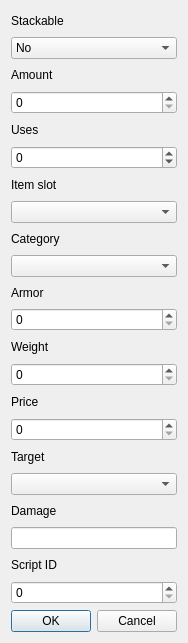
The window that editor/actors/pickable_edit_dlg.ui (lonski/amarlon) describes before a commit, drawn with Qt 5.
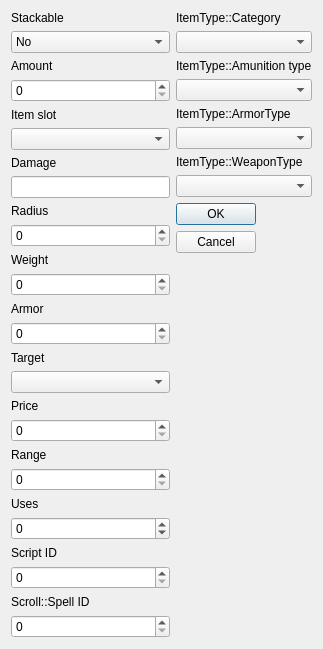
The same window after the commit.

Commit message: editor: pickable,inventory

Diff of the .ui file:
```diff
--- a/editor/actors/pickable_edit_dlg.ui
+++ b/editor/actors/pickable_edit_dlg.ui
@@ -6,14 +6,16 @@
    <rect>
     <x>0</x>
     <y>0</y>
-    <width>184</width>
-    <height>643</height>
+    <width>323</width>
+    <height>599</height>
    </rect>
   </property>
   <property name="windowTitle">
    <string>Dialog</string>
   </property>
-  <layout class="QVBoxLayout" name="verticalLayout">
+  <layout class="QHBoxLayout" name="horizontalLayout">
+   <item>
+    <layout class="QVBoxLayout" name="verticalLayout_2">
    <item>
     <widget class="QLabel" name="label">
      <property name="text">
@@ -45,20 +47,6 @@
    <item>
     <widget class="QSpinBox" name="fAmount"/>
    </item>
-   <item>
-    <widget class="QLabel" name="label_3">
-     <property name="text">
-      <string>Uses</string>
-     </property>
-    </widget>
-   </item>
-   <item>
-    <widget class="QSpinBox" name="fUses">
-     <property name="minimum">
-      <number>-1</number>
-     </property>
-    </widget>
-   </item>
    <item>
     <widget class="QLabel" name="label_4">
      <property name="text">
@@ -70,24 +58,24 @@
     <widget class="QComboBox" name="fItemSlot"/>
    </item>
    <item>
-    <widget class="QLabel" name="label_5">
+      <widget class="QLabel" name="label_10">
      <property name="text">
-      <string>Category</string>
+        <string>Damage</string>
      </property>
     </widget>
    </item>
    <item>
-    <widget class="QComboBox" name="fCategory"/>
+      <widget class="QLineEdit" name="fDamage"/>
    </item>
    <item>
-    <widget class="QLabel" name="label_6">
+      <widget class="QLabel" name="label_13">
      <property name="text">
-      <string>Armor</string>
+        <string>Radius</string>
      </property>
     </widget>
    </item>
    <item>
-    <widget class="QSpinBox" name="fArmor"/>
+      <widget class="QSpinBox" name="fRadius"/>
    </item>
    <item>
     <widget class="QLabel" name="label_7">
@@ -100,14 +88,14 @@
     <widget class="QSpinBox" name="fWeight"/>
    </item>
    <item>
-    <widget class="QLabel" name="label_8">
+      <widget class="QLabel" name="label_6">
      <property name="text">
-      <string>Price</string>
+        <string>Armor</string>
      </property>
     </widget>
    </item>
    <item>
-    <widget class="QSpinBox" name="fPrice"/>
+      <widget class="QSpinBox" name="fArmor"/>
    </item>
    <item>
     <widget class="QLabel" name="label_9">
@@ -120,14 +108,38 @@
     <widget class="QComboBox" name="fTarget"/>
    </item>
    <item>
-    <widget class="QLabel" name="label_10">
+      <widget class="QLabel" name="label_8">
      <property name="text">
-      <string>Damage</string>
+        <string>Price</string>
      </property>
     </widget>
    </item>
    <item>
-    <widget class="QLineEdit" name="fDamage"/>
+      <widget class="QSpinBox" name="fPrice"/>
+     </item>
+     <item>
+      <widget class="QLabel" name="label_12">
+       <property name="text">
+        <string>Range</string>
+       </property>
+      </widget>
+     </item>
+     <item>
+      <widget class="QSpinBox" name="fRange"/>
+     </item>
+     <item>
+      <widget class="QLabel" name="label_3">
+       <property name="text">
+        <string>Uses</string>
+       </property>
+      </widget>
+     </item>
+     <item>
+      <widget class="QSpinBox" name="fUses">
+       <property name="minimum">
+        <number>-1</number>
+       </property>
+      </widget>
    </item>
    <item>
     <widget class="QLabel" name="label_11">
@@ -140,14 +152,70 @@
     <widget class="QSpinBox" name="fScript"/>
    </item>
    <item>
+      <widget class="QLabel" name="label_14">
+       <property name="text">
+        <string>Scroll::Spell ID</string>
+       </property>
+      </widget>
+     </item>
+     <item>
+      <widget class="QSpinBox" name="fSpell"/>
+     </item>
+    </layout>
+   </item>
+   <item>
+    <layout class="QVBoxLayout" name="verticalLayout_3">
+     <item>
+      <widget class="QLabel" name="label_5">
+       <property name="text">
+        <string>ItemType::Category</string>
+       </property>
+      </widget>
+     </item>
+     <item>
+      <widget class="QComboBox" name="fCategory"/>
+     </item>
+     <item>
+      <widget class="QLabel" name="label_15">
+       <property name="text">
+        <string>ItemType::Amunition type</string>
+       </property>
+      </widget>
+     </item>
+     <item>
+      <widget class="QComboBox" name="fAmunitionType"/>
+     </item>
+     <item>
+      <widget class="QLabel" name="label_16">
+       <property name="text">
+        <string>ItemType::ArmorType</string>
+       </property>
+      </widget>
+     </item>
+     <item>
+      <widget class="QComboBox" name="fArmorType"/>
+     </item>
+     <item>
+      <widget class="QLabel" name="label_17">
+       <property name="text">
+        <string>ItemType::WeaponType</string>
+       </property>
+      </widget>
+     </item>
+     <item>
+      <widget class="QComboBox" name="fWeaponType"/>
+     </item>
+     <item>
     <widget class="QDialogButtonBox" name="buttonBox">
      <property name="orientation">
-      <enum>Qt::Horizontal</enum>
+        <enum>Qt::Vertical</enum>
      </property>
      <property name="standardButtons">
       <set>QDialogButtonBox::Cancel|QDialogButtonBox::Ok</set>
      </property>
     </widget>
+     </item>
+    </layout>
    </item>
   </layout>
  </widget>
```
Lines whose indentation alone changed are shown as unchanged. The commit also changes 35 other files.
